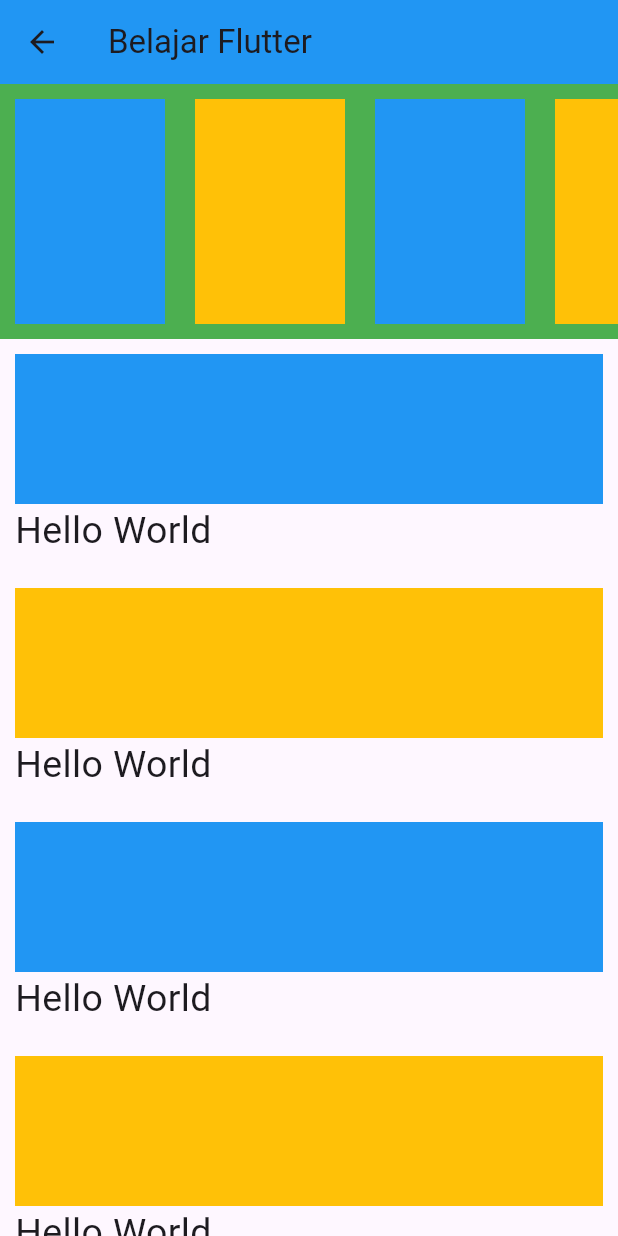
After one commit to Hasban-Fardani/belajar-flutter, a Flutter app: the LeanrListView screen opened directly, on a phone screen of 412 x 824 dp. The commit adds this screen. Run offline on Flutter 3.47's test engine with Material 3 defaults, Android fonts, the phone set to English and light mode, and no system bars.

```diff
--- /dev/null
+++ b/lib/widgets/btn_counter.dart
@@ -0,0 +1,50 @@
+import 'package:belajar_flutter/main.dart';
+import 'package:flutter/material.dart';
+
+class MyApp extends StatefulWidget {
+  const MyApp({Key? key}) : super(key: key);
+
+  @override
+  State<MyApp> createState() => _MyAppState();
+}
+
+
+class _MyAppState extends State<MyApp> {
+  int num = 0;
+
+  @override
+  Widget build(BuildContext context) {
+    return MaterialApp(
+        debugShowCheckedModeBanner: false,
+        home: Scaffold(
+          appBar: AppBar(
+            leading: FlutterLogo(),
+            title: Text("Belajar Flutter"),
+            centerTitle: false,
+          ),
+          body: Column(
+            mainAxisAlignment: MainAxisAlignment.center,
+            children: [
+              Text("$num"),
+              Row(
+                mainAxisAlignment: MainAxisAlignment.center,
+                children: [
+                  ElevatedButton(onPressed: (){
+                    setState(() {
+                      num++;
+                    });
+                  }, child: Text("+")),
+                  SizedBox(width: 20),
+                  ElevatedButton(onPressed: (){
+                    setState(() {
+                      num--;
+                    });
+                  }, child: Text("-")),
+                ],
+              )
+            ]
+          ),
+      )
+    );
+  }
+}
--- /dev/null
+++ b/lib/widgets/learn_list_view.dart
@@ -0,0 +1,57 @@
+import 'package:flutter/material.dart';
+
+
+class LeanrListView extends StatelessWidget {
+  const LeanrListView({
+    super.key,
+  });
+
+  @override
+  Widget build(BuildContext context) {
+    return Scaffold(
+        appBar: AppBar(
+          title: Text("Belajar Flutter"),
+          centerTitle: false,
+          backgroundColor: Colors.blue,
+        ),
+        body: Column(
+          children: [
+            Container(
+              height: 170,
+              color: Colors.green,
+              child: ListView.builder(
+                scrollDirection: Axis.horizontal,
+                itemCount: 20,
+                itemBuilder: (context, index) {
+                  return Container(
+                    height: 100,
+                    width: 100,
+                    color: index % 2 == 0 ? Colors.blue : Colors.amber,
+                    alignment: Alignment.center,
+                    margin: EdgeInsets.all(10),
+                  );
+                },
+              ),
+            ),
+            Expanded(
+              child: ListView.builder(itemBuilder: (context, index) {
+                return Padding(
+                  padding: EdgeInsets.all(10),
+                  child: Column(
+                    crossAxisAlignment: CrossAxisAlignment.start,
+                    children: [
+                      Container(
+                        height: 100,
+                        color: index % 2 == 0 ? Colors.blue : Colors.amber,
+                        alignment: Alignment.center,
+                      ),
+                      Text("Hello World", style: TextStyle(fontSize: 25)),
+                    ],
+                  ),
+                );
+              }),
+            ),
+          ],
+        ));
+  }
+}
```
Also changed, not shown: lib/main.dart (+12 -38 lines), 1 other file.
